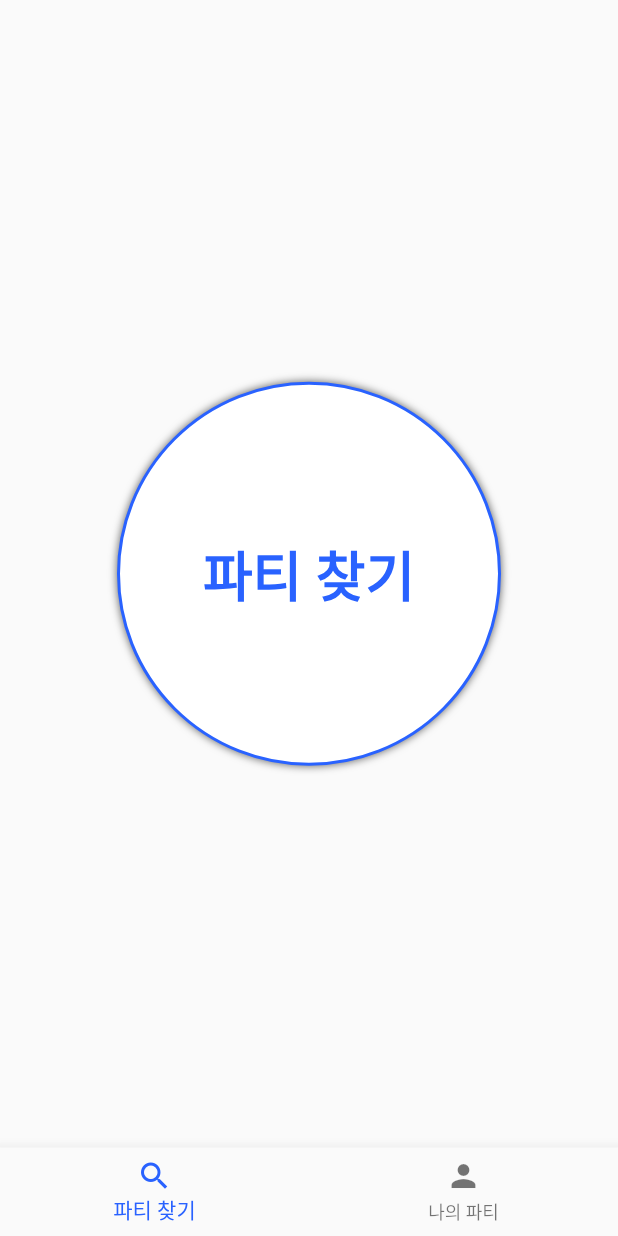
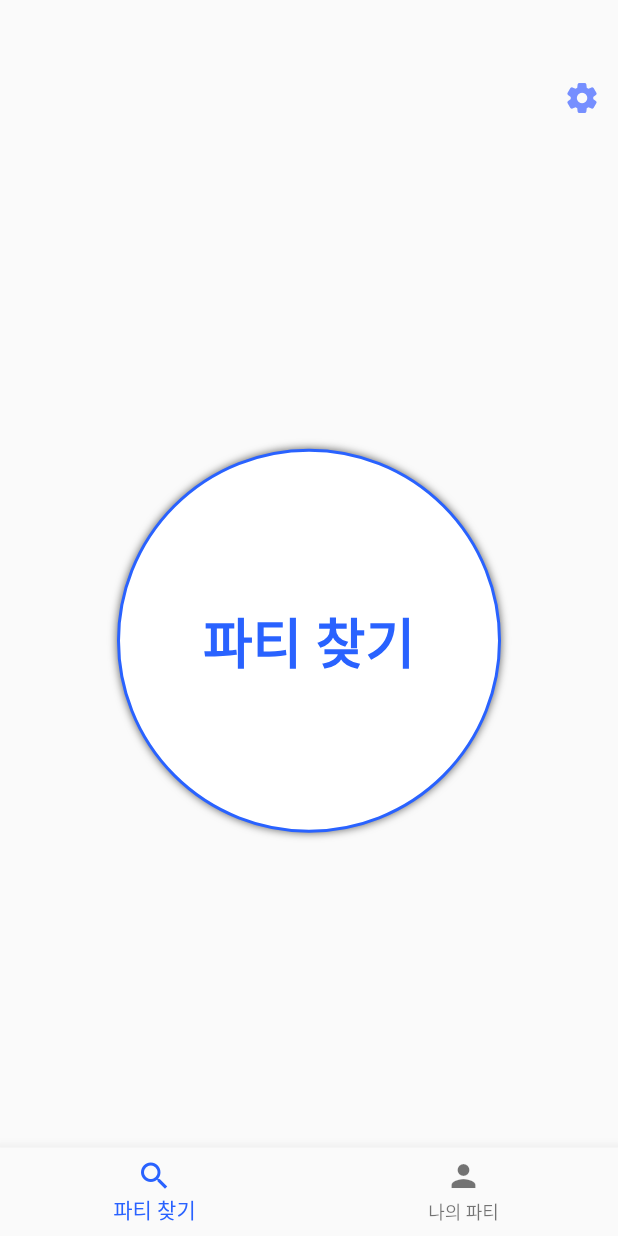
Before and after one commit to outters/gongpot_client, a Flutter app: the screen it shows after launch, on a phone screen of 412 x 824 dp. Run offline on Flutter 3.47's test engine with Material 2 defaults, Android fonts, the phone set to English and light mode, and no system bars; our stand-ins replace go_router, logger.

Commit message:
feat:add setting page

```diff
--- a/lib/routes/paths.dart
+++ b/lib/routes/paths.dart
@@ -1,5 +1,6 @@
 abstract class Paths {
   static String root = '/';
+  static String setting = '/setting';
   static String findParty = '/find_party';
   static String myParty = '/my_party';
 }
--- a/lib/routes/routes.dart
+++ b/lib/routes/routes.dart
@@ -3,6 +3,7 @@ import 'package:go_router/go_router.dart';
 import 'package:gongpot/views/find_party/find_party.dart';
 import 'package:gongpot/routes/paths.dart';
 import 'package:gongpot/views/my_party/my_party.dart';
+import 'package:gongpot/views/settings/setting.dart';
 import 'package:gongpot/views/shell/shell.dart';
 
 final GlobalKey<NavigatorState> rootNavKey = GlobalKey<NavigatorState>();
@@ -26,5 +27,9 @@ GoRouter router = GoRouter(
       ],
       builder: (context, state, child) => Shell(state: state, child: child),
     ),
+    GoRoute(
+      path: Paths.setting,
+      pageBuilder: (context, state) => const NoTransitionPage(child: Setting()),
+    ),
   ],
 );
--- a/lib/views/find_party/find_party.dart
+++ b/lib/views/find_party/find_party.dart
@@ -1,6 +1,8 @@
 import 'package:flutter/cupertino.dart';
 import 'package:flutter/material.dart';
+import 'package:go_router/go_router.dart';
 import 'package:gongpot/providers/find_party_provider.dart';
+import 'package:gongpot/routes/paths.dart';
 import 'package:provider/provider.dart';
 
 class FindParty extends StatelessWidget {
@@ -10,11 +12,17 @@ class FindParty extends StatelessWidget {
   Widget build(BuildContext context) {
     return ChangeNotifierProvider(
       create: (context) => FindPartyProvider(),
+      child: Column(
+        crossAxisAlignment: CrossAxisAlignment.end,
+        children: [
+          SizedBox(height: MediaQuery.of(context).size.height * 0.05),
+          IconButton(
+            onPressed: () => context.push(Paths.setting),
+            icon: Icon(Icons.settings_rounded, color: Theme.of(context).colorScheme.secondary),
+          ),
+          Expanded(
             child: Center(
-        child: Column(
-          mainAxisAlignment: MainAxisAlignment.center,
-          children: [
-            Consumer<FindPartyProvider>(
+              child: Consumer<FindPartyProvider>(
                 builder: (context, provider, child) => FindPartyButton(
                   provider: provider,
                   onTap: () async {
@@ -34,9 +42,10 @@ class FindParty extends StatelessWidget {
                     });
                   },
                 ),
+              ),
+            ),
           )
         ],
-        ),
       ),
     );
   }
--- a/lib/views/shell/shell.dart
+++ b/lib/views/shell/shell.dart
@@ -42,10 +42,10 @@ class _ShellState extends State<Shell> {
 
           switch (currentIndex) {
             case 0:
-              context.go(Paths.findParty);
+              context.push(Paths.findParty);
               break;
             case 1:
-              context.go(Paths.myParty);
+              context.push(Paths.myParty);
               break;
             default:
           }
```
Also changed, not shown: lib/views/find_party/bottom_bar.dart (deleted, +0 -16 lines), lib/views/settings/setting.dart (added, +43 -0 lines). Lines whose indentation alone changed are shown as unchanged.
